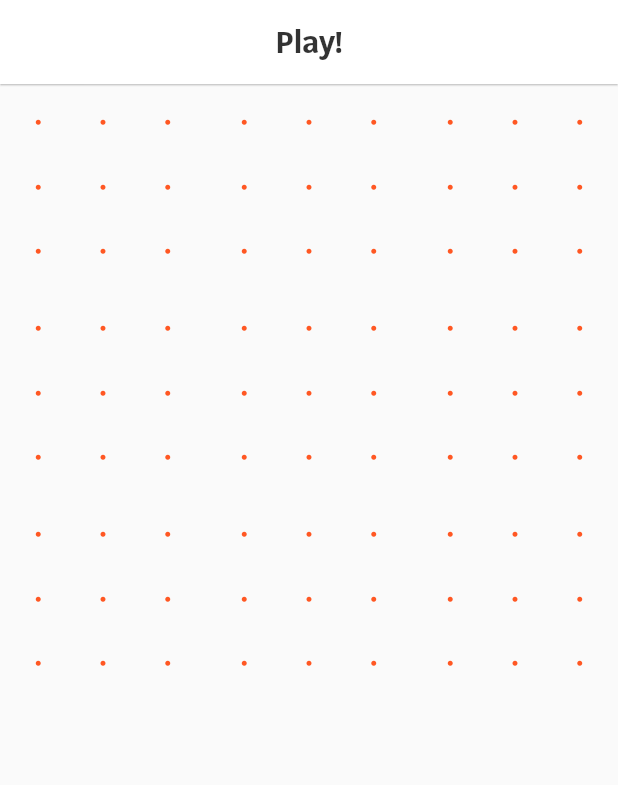
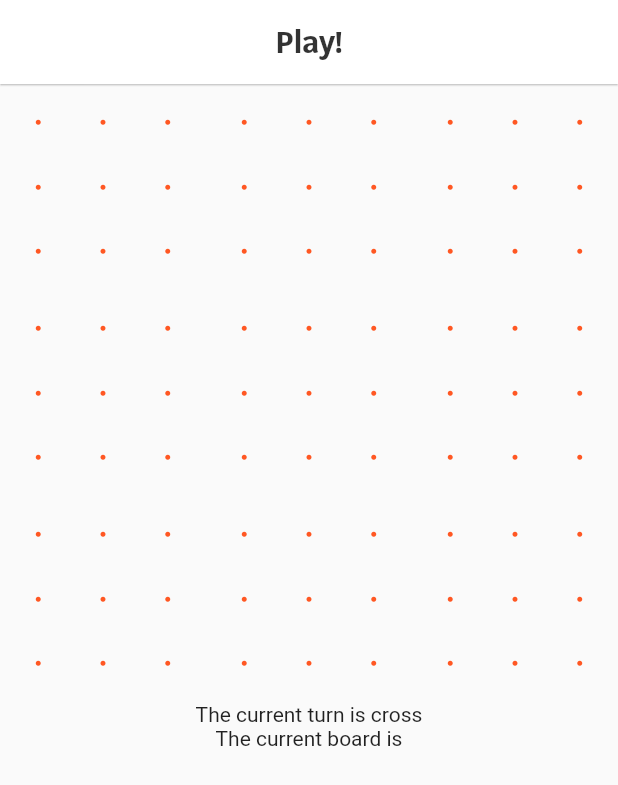
Before and after one commit to Moesen/TacticalTicTacToe, a Flutter app: the Game screen opened directly, on a phone screen of 412 x 824 dp. Shown: the top 785 px of the screen. Run offline on Flutter 3.47's test engine with Material 2 defaults, Android fonts, the phone set to English and light mode, and no system bars.

Commit message:
Changing board and subboard to be widgets

```diff
--- a/tactical_tic_tac_toe/lib/Board.dart
+++ b/tactical_tic_tac_toe/lib/Board.dart
@@ -1,14 +1,29 @@
 import 'package:flutter/material.dart';
 import 'presentation/custom_icons.dart';
 
-class Board{
+class Board extends StatefulWidget {
+
+  @override
+  State<StatefulWidget> createState() {
+    return new _BoardState();
+  }
+
+}
+
+class _BoardState extends State<Board>{
   var boards = List<SubBoard>();
   var logic = Logic(); //gives access to static logic variables
-  Board(){
+
+  _BoardState(){
     initBoard();
   }
 
-  void initBoard(){ //creates the 9 subboards
+  @override
+  Widget build(BuildContext context) {
+  return getBoard();
+  }
+
+    void initBoard(){ //creates the 9 subboards
     for(int i = 0; i < 9; i++){
       boards.add(SubBoard(i));
     }
@@ -18,22 +33,37 @@ class Board{
   GridView getBoard(){
     return GridView.count( //places subboards in 3x3 grid
       crossAxisCount: 3,
-      children: List.generate(9, (i) => boards[i].getTicTacs()),
+      children: boards,
       shrinkWrap: true,
       physics: ScrollPhysics(),
     );
   }
 
+
 }
 
-class SubBoard{
+class SubBoard extends StatefulWidget {
+
+  int pos; //the position of this board
+
+  SubBoard(int pos){
+    this.pos = pos;
+
+  }
+  @override
+  State<StatefulWidget> createState() {
+    return new _SubBoardState(pos);
+  }
+
+}
+
+class _SubBoardState extends State<SubBoard>{
   var fields = List<TicTac>(); //the 9 fields of this board
   var logic = Logic(); //access to static logic variables
 
-  TicTac state;
-  int pos; //the position of this board
+  int pos;
 
-  SubBoard(int pos){
+  _SubBoardState(int pos){
     this.pos = pos;
     initSubBoard();
   }
@@ -44,6 +74,10 @@ class SubBoard{
     }
   }
 
+  @override
+  Widget build(BuildContext context) {
+    return getTicTacs();
+  }
   GridView getTicTacs(){
     return GridView.count( //builds the subboard using padding and the 9 fields
       crossAxisCount: 3,
@@ -56,8 +90,8 @@ class SubBoard{
     );
   }
 
+
 }
-
 
 class TicTac extends StatefulWidget {
   int pos; //fields position in the subboards
--- a/tactical_tic_tac_toe/lib/main.dart
+++ b/tactical_tic_tac_toe/lib/main.dart
@@ -1,21 +1,30 @@
 import 'package:flutter/material.dart';
 import 'Board.dart';
+import 'playWidgets.dart';
+import 'dart:async';
 
 void main() {
   runApp(MaterialApp(
     title: 'Tactical Tic Tac Toe',
-    home: Home(),
+    home: Game(),
   ));
 }
 
 class Game extends StatelessWidget {
+  final stream = StreamController();
+
   var board = Board();
+  var turnText = Turn();
+  var boardMsg = BoardMsg();
   @override
   Widget build(BuildContext context) {
     // Scaffold is a layout for the major Material Components.
     return Scaffold(
       appBar: defaultBar("Play!"),
-      body: board.getBoard(),
+      body: ListView(
+        shrinkWrap: true,
+        children: <Widget>[board, turnText, boardMsg]
+      )
     );
   }
 }
@@ -25,9 +34,8 @@ class Home extends StatelessWidget {
   Widget build(BuildContext context) {
     return Scaffold(
       appBar: defaultBar("Tactical Tic Tac Toe"),
-      body:
-      ),
-    );
+      body: null,
+      );
   }
 
 }
```
